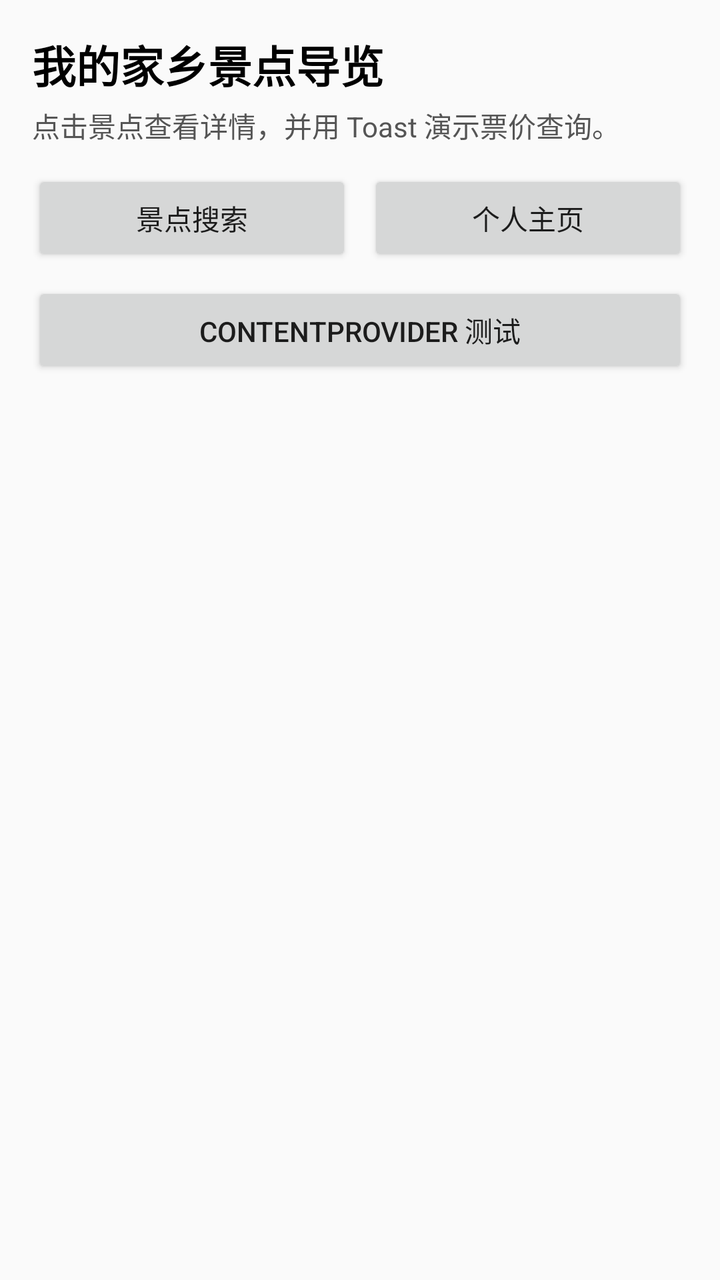
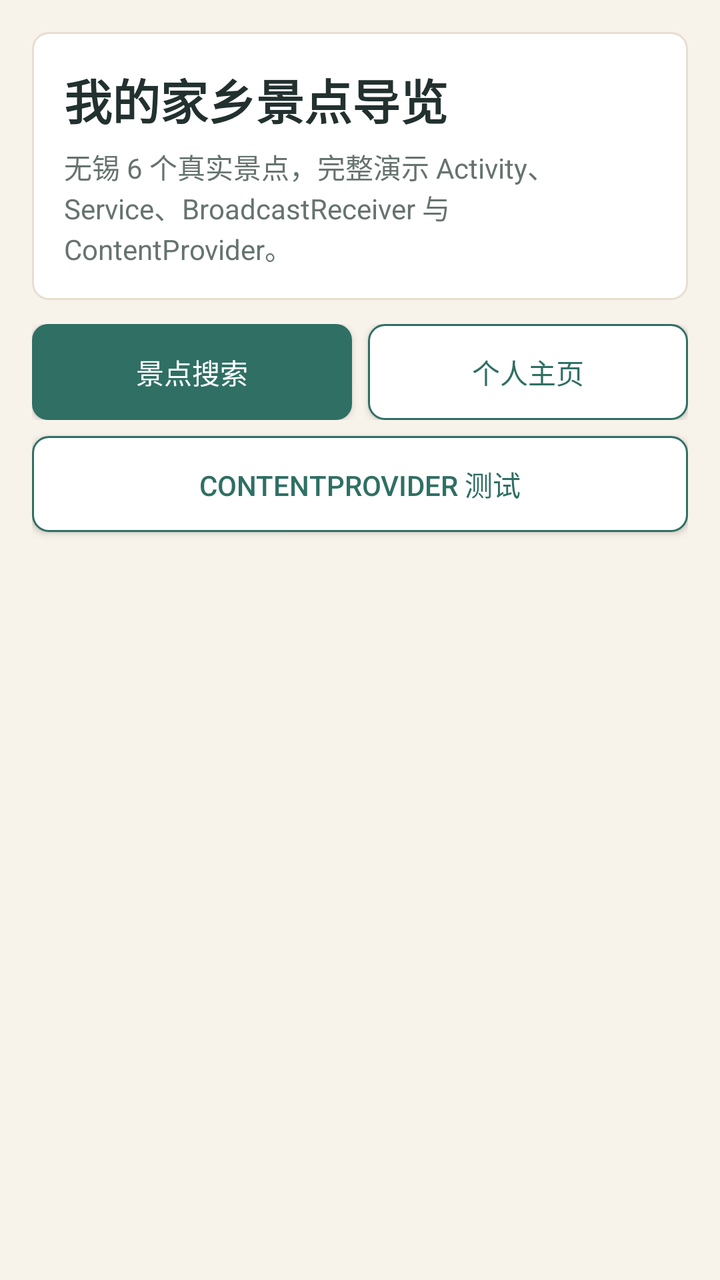

Compare the two renders of this Android layout. The source of the first and the diff that turns it into the second are given below.
<!-- AndroidManifest.xml: activity theme Theme.MyApplication -->
<!-- res/layout/activity_main.xml -->
<?xml version="1.0" encoding="utf-8"?>
<LinearLayout xmlns:android="http://schemas.android.com/apk/res/android"
    android:layout_width="match_parent"
    android:layout_height="match_parent"
    android:orientation="vertical"
    android:padding="16dp">

    <TextView
        android:id="@+id/titleTextView"
        android:layout_width="match_parent"
        android:layout_height="wrap_content"
        android:text="我的家乡景点导览"
        android:textColor="@color/black"
        android:textSize="22sp"
        android:textStyle="bold" />

    <TextView
        android:id="@+id/descriptionTextView"
        android:layout_width="match_parent"
        android:layout_height="wrap_content"
        android:layout_marginTop="4dp"
        android:text="点击景点查看详情，并用 Toast 演示票价查询。"
        android:textColor="#555555"
        android:textSize="14sp" />

    <LinearLayout
        android:layout_width="match_parent"
        android:layout_height="wrap_content"
        android:layout_marginTop="12dp"
        android:orientation="horizontal">

        <Button
            android:id="@+id/searchButton"
            android:layout_width="0dp"
            android:layout_height="wrap_content"
            android:layout_weight="1"
            android:text="景点搜索" />

        <Button
            android:id="@+id/aboutButton"
            android:layout_width="0dp"
            android:layout_height="wrap_content"
            android:layout_marginStart="8dp"
            android:layout_weight="1"
            android:text="个人主页" />
    </LinearLayout>

    <Button
        android:id="@+id/providerTestButton"
        android:layout_width="match_parent"
        android:layout_height="wrap_content"
        android:layout_marginTop="8dp"
        android:text="ContentProvider 测试" />

    <androidx.recyclerview.widget.RecyclerView
        android:id="@+id/sceneryRecyclerView"
        android:layout_width="match_parent"
        android:layout_height="0dp"
        android:layout_marginTop="12dp"
        android:layout_weight="1" />

</LinearLayout>
<!-- resources referenced by this layout -->
<resources>
  <color name="black">#FF000000</color>
  <style name="Theme.MyApplication" parent="android:Theme.Material.Light.NoActionBar" />
</resources>

<!-- the commit's change to res/layout/activity_main.xml (unified diff, before → after) -->
@@ -2,26 +2,35 @@
 <LinearLayout xmlns:android="http://schemas.android.com/apk/res/android"
     android:layout_width="match_parent"
     android:layout_height="match_parent"
+    android:background="@drawable/bg_app"
     android:orientation="vertical"
     android:padding="16dp">
 
-    <TextView
-        android:id="@+id/titleTextView"
+    <LinearLayout
         android:layout_width="match_parent"
         android:layout_height="wrap_content"
-        android:text="我的家乡景点导览"
-        android:textColor="@color/black"
-        android:textSize="22sp"
-        android:textStyle="bold" />
+        android:background="@drawable/bg_card"
+        android:orientation="vertical"
+        android:padding="16dp">
 
-    <TextView
-        android:id="@+id/descriptionTextView"
-        android:layout_width="match_parent"
-        android:layout_height="wrap_content"
-        android:layout_marginTop="4dp"
-        android:text="点击景点查看详情，并用 Toast 演示票价查询。"
-        android:textColor="#555555"
-        android:textSize="14sp" />
+        <TextView
+            android:id="@+id/titleTextView"
+            android:layout_width="match_parent"
+            android:layout_height="wrap_content"
+            android:text="我的家乡景点导览"
+            android:textColor="@color/hometown_text"
+            android:textSize="24sp"
+            android:textStyle="bold" />
+
+        <TextView
+            android:id="@+id/descriptionTextView"
+            android:layout_width="match_parent"
+            android:layout_height="wrap_content"
+            android:layout_marginTop="6dp"
+            android:text="无锡 6 个真实景点，完整演示 Activity、Service、BroadcastReceiver 与 ContentProvider。"
+            android:textColor="@color/hometown_muted"
+            android:textSize="14sp" />
+    </LinearLayout>
 
     <LinearLayout
         android:layout_width="match_parent"
@@ -34,6 +43,8 @@
             android:layout_width="0dp"
             android:layout_height="wrap_content"
             android:layout_weight="1"
+            android:background="@drawable/bg_button_primary"
+            android:textColor="@color/white"
             android:text="景点搜索" />
 
         <Button
@@ -42,6 +53,8 @@
             android:layout_height="wrap_content"
             android:layout_marginStart="8dp"
             android:layout_weight="1"
+            android:background="@drawable/bg_button_secondary"
+            android:textColor="@color/hometown_primary"
             android:text="个人主页" />
     </LinearLayout>
 
@@ -50,6 +63,8 @@
         android:layout_width="match_parent"
         android:layout_height="wrap_content"
         android:layout_marginTop="8dp"
+        android:background="@drawable/bg_button_secondary"
+        android:textColor="@color/hometown_primary"
         android:text="ContentProvider 测试" />
 
     <androidx.recyclerview.widget.RecyclerView
<!-- resource entries referenced after the edit -->
@@ -1,6 +1,64 @@
 <!-- resources referenced by this layout -->
 <resources>
-  <color name="black">#FF000000</color>
+  <color name="hometown_muted">#FF66736F</color>
+  <color name="hometown_primary">#FF2F6F64</color>
+  <color name="hometown_text">#FF22312F</color>
+  <color name="white">#FFFFFFFF</color>
+  <!-- drawable bg_app (drawable) -->
+  <?xml version="1.0" encoding="utf-8"?>
+  <shape xmlns:android="http://schemas.android.com/apk/res/android">
+      <solid android:color="@color/hometown_background" />
+  </shape>
+  <!-- drawable bg_button_primary (drawable) -->
+  <?xml version="1.0" encoding="utf-8"?>
+  <selector xmlns:android="http://schemas.android.com/apk/res/android">
+      <item android:state_pressed="true">
+          <shape>
+              <solid android:color="@color/hometown_primary_dark" />
+              <corners android:radius="8dp" />
+          </shape>
+      </item>
+      <item>
+          <shape>
+              <solid android:color="@color/hometown_primary" />
+              <corners android:radius="8dp" />
+          </shape>
+      </item>
+  </selector>
+  <!-- drawable bg_button_secondary (drawable) -->
+  <?xml version="1.0" encoding="utf-8"?>
+  <selector xmlns:android="http://schemas.android.com/apk/res/android">
+      <item android:state_pressed="true">
+          <shape>
+              <solid android:color="#FFE5EDE9" />
+              <corners android:radius="8dp" />
+              <stroke
+                  android:width="1dp"
+                  android:color="@color/hometown_primary" />
+          </shape>
+      </item>
+      <item>
+          <shape>
+              <solid android:color="@color/hometown_surface" />
+              <corners android:radius="8dp" />
+              <stroke
+                  android:width="1dp"
+                  android:color="@color/hometown_primary" />
+          </shape>
+      </item>
+  </selector>
+  <!-- drawable bg_card (drawable) -->
+  <?xml version="1.0" encoding="utf-8"?>
+  <shape xmlns:android="http://schemas.android.com/apk/res/android">
+      <solid android:color="@color/hometown_surface" />
+      <corners android:radius="8dp" />
+      <stroke
+          android:width="1dp"
+          android:color="#FFE7DED1" />
+  </shape>
   <style name="Theme.MyApplication" parent="android:Theme.Material.Light.NoActionBar" />
+  <color name="hometown_background">#FFF8F3EA</color>
+  <color name="hometown_primary_dark">#FF1F4D46</color>
+  <color name="hometown_surface">#FFFFFFFF</color>
 </resources>
 
